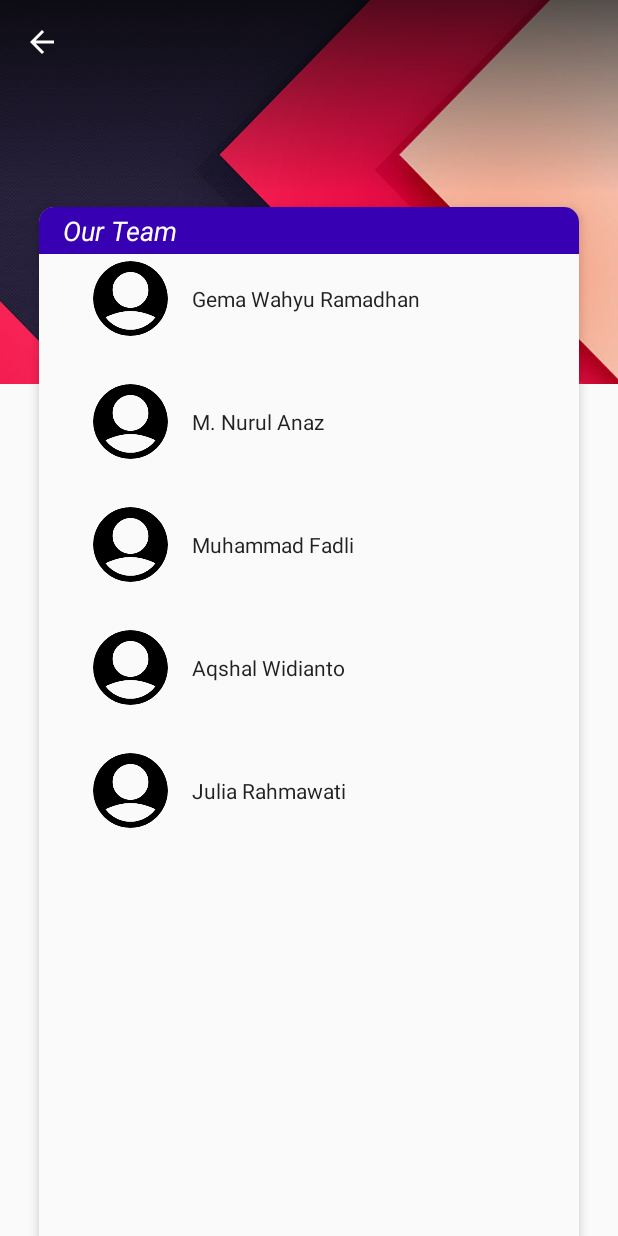
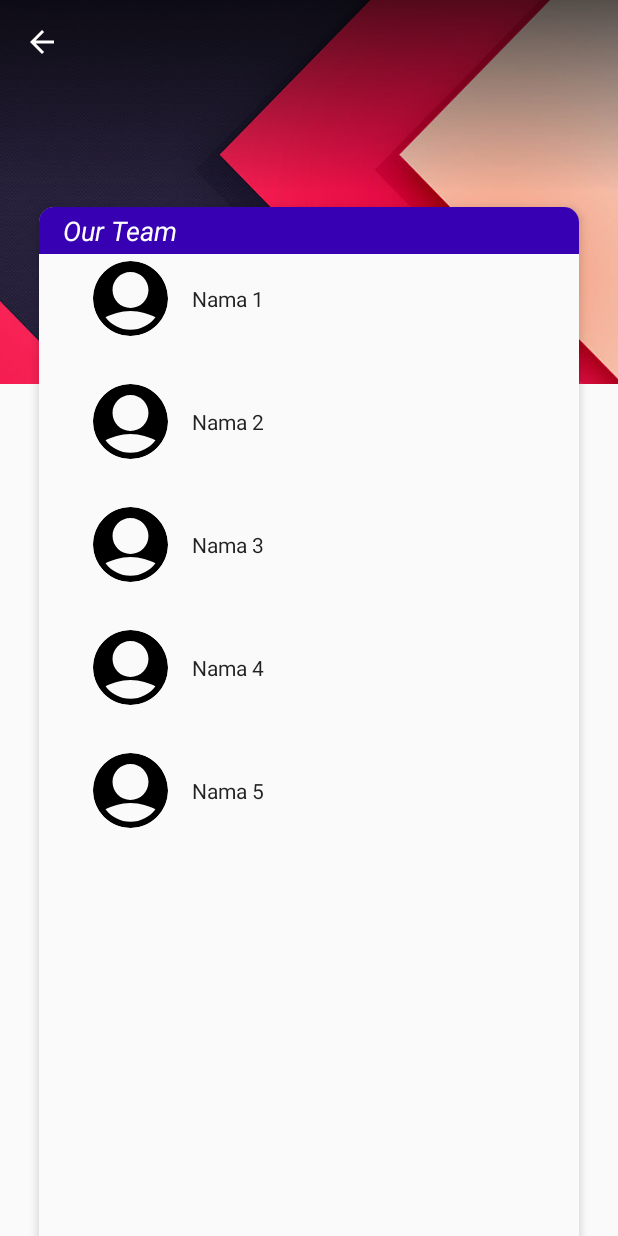
Before and after one commit to gemss19/CRUD-Android-Retrofit, an Android app: the AboutActivity screen opened directly, with no data from a screen before it, on a phone screen of 412 x 824 dp. Run offline under Robolectric (Android 15) with nearby library versions, the phone set to English and light mode, and no system bars; our stand-ins replace CircleImageView; Roboto replaces fonts that are not available here.

Commit message:
Initial Release

```diff
--- a/app/src/main/res/values/my_values.xml
+++ b/app/src/main/res/values/my_values.xml
@@ -24,11 +24,11 @@
     <string name="home_menu2">Tambah Karyawan</string>
     <string name="home_menu3">About</string>
     <string name="about_team">Our Team</string>
-    <string name="name1">Gema Wahyu Ramadhan</string>
-    <string name="name2">M. Nurul Anaz</string>
-    <string name="name3">Muhammad Fadli</string>
-    <string name="name4">Aqshal Widianto</string>
-    <string name="name5">Julia Rahmawati</string>
+    <string name="name1">Nama 1</string>
+    <string name="name2">Nama 2</string>
+    <string name="name3">Nama 3</string>
+    <string name="name4">Nama 4</string>
+    <string name="name5">Nama 5</string>
     <!-- End String -->
 
     <!-- Array -->
@@ -52,7 +52,7 @@
         <item>@string/name5</item>
     </string-array>
     <string-array name="about_team_links" tranlatable="false">
-        <item>https://github.com/gemss19/</item>
+        <item>https://www.instagram.com/instagram/</item>
         <item>https://www.instagram.com/instagram</item>
         <item>https://www.instagram.com/instagram</item>
         <item>https://www.instagram.com/instagram</item>
```
